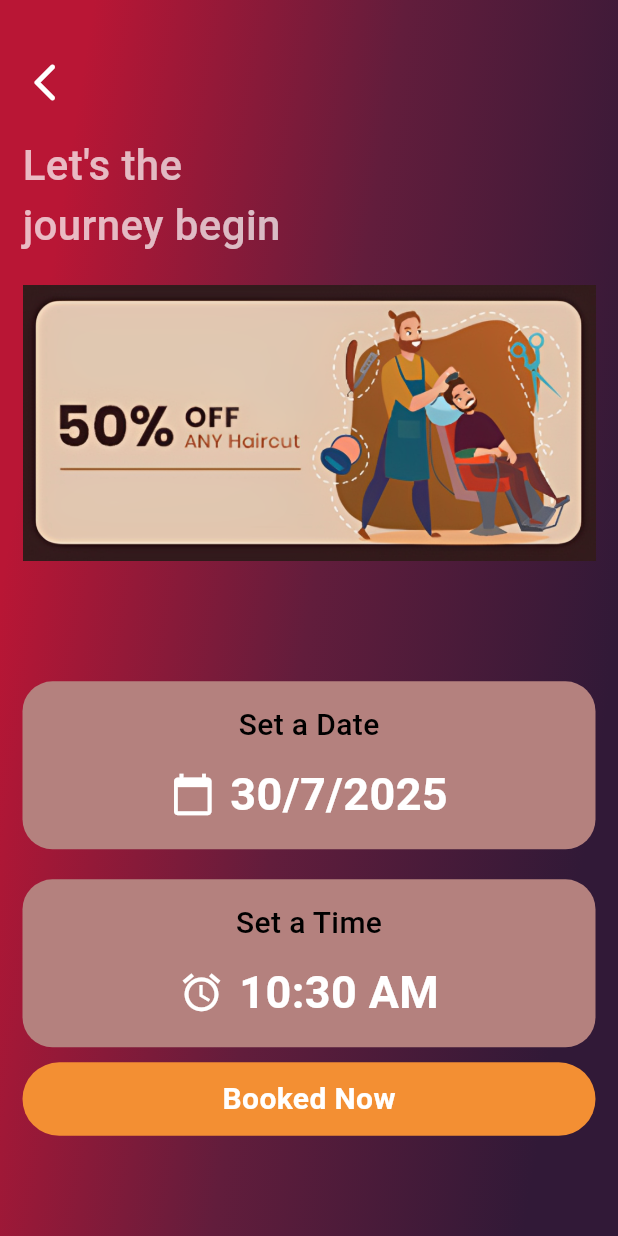
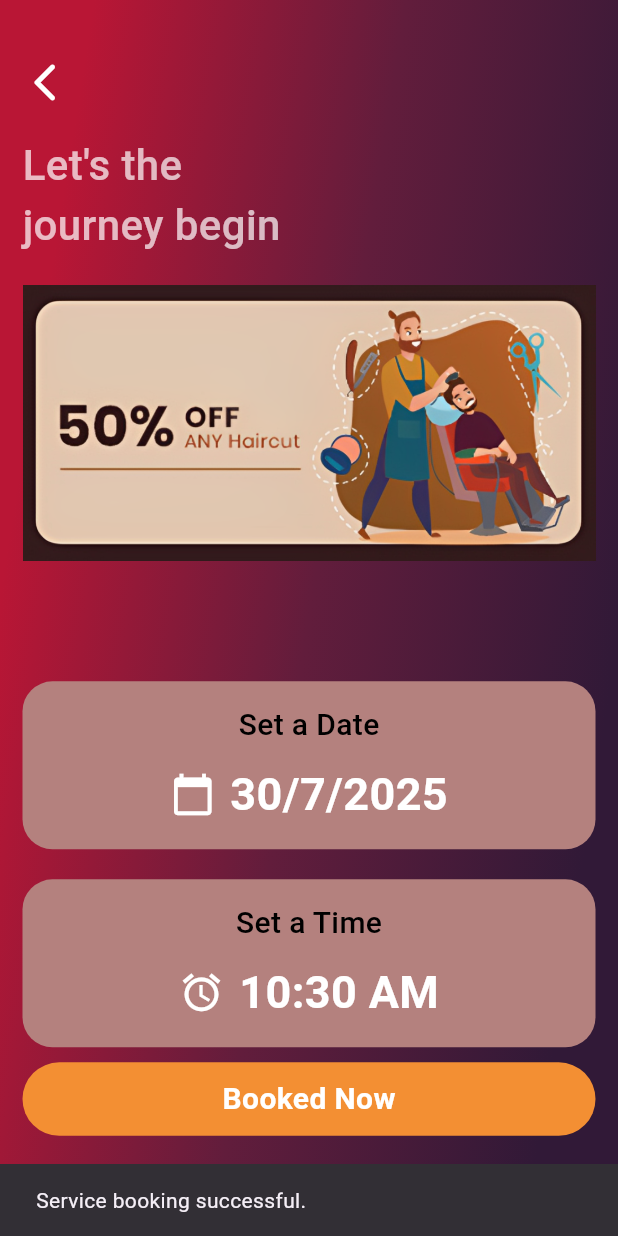
Before and after one commit to AbuZafor99/Barber-shop-service-booking-app, a Flutter app: the BookingScreen screen opened directly with empty values, after a tap on "Booked Now", on a phone screen of 412 x 824 dp. Run offline on Flutter 3.47's test engine with Material 3 defaults, Android fonts, the phone set to English and light mode, and no system bars; our stand-ins replace cloud_firestore, email_validator, firebase_auth, firebase_core, random_string, shared_preferences; accounts and stored records are empty.

Commit message:
add firebase and functionality in booking page

```diff
--- a/lib/ui/screens/booking_screen.dart
+++ b/lib/ui/screens/booking_screen.dart
@@ -1,7 +1,10 @@
+import 'package:barber_booking_app/ui/services/database.dart';
 import 'package:barber_booking_app/ui/widgets/main_button.dart';
 import 'package:barber_booking_app/ui/widgets/screens_bg.dart';
 import 'package:flutter/cupertino.dart';
 import 'package:flutter/material.dart';
+
+import '../services/shared_pref.dart';
 
 class BookingScreen extends StatefulWidget {
   BookingScreen({super.key, required this.service});
@@ -14,6 +17,35 @@ class BookingScreen extends StatefulWidget {
 }
 
 class _BookingScreenState extends State<BookingScreen> {
+
+  String? name, image,email;
+  bool _isLoading = true;
+
+  @override
+  void initState() {
+    super.initState();
+    _loadUserData();
+  }
+
+  Future<void> _loadUserData() async {
+    try {
+      name = await SharedPreferenceHelper().getUserName();
+      image = await SharedPreferenceHelper().getUserImage();
+      email=await SharedPreferenceHelper().getUserEmail();
+    } catch (e) {
+      // Set default values if there's an error
+      name = "Guest";
+      image =
+      "https://upload.wikimedia.org/wikipedia/commons/a/ac/Default_pfp.jpg";
+    }
+
+    if (mounted) {
+      setState(() {
+        _isLoading = false;
+      });
+    }
+  }
+
   DateTime _selectedDate = DateTime.now();
   TimeOfDay _selectedTime = TimeOfDay.now();
 
@@ -151,7 +183,7 @@ class _BookingScreenState extends State<BookingScreen> {
               Center(
                 child: MainButton(
                   title: "Booked Now",
-                  onClick: () {},
+                  onClick: onTapBookingButton,
                   color: Color(0xFFf38f33),
                 ),
               ),
@@ -195,4 +227,19 @@ class _BookingScreenState extends State<BookingScreen> {
       }
     }
   }
+  void onTapBookingButton()async{
+    Map<String,dynamic>userBookingMap={
+      "Service":widget.service,
+      "Date":"${_selectedDate.day}/${_selectedDate.month}/${_selectedDate.year}".toString(),
+      "Time":_selectedTime.format(context).toString(),
+      "Name":name,
+      "Image":image,
+      "Email":email
+    };
+    await DatabaseMethods().addUserBooking(userBookingMap).then((onValue){
+      ScaffoldMessenger.of(context).showSnackBar(
+        SnackBar(content: Text('Service booking successful.')),
+      );
+    });
+  }
 }
--- a/lib/ui/services/database.dart
+++ b/lib/ui/services/database.dart
@@ -24,4 +24,9 @@ class DatabaseMethods {
       return null;
     }
   }
+  Future addUserBooking(Map<String, dynamic> userInfoMap) async {
+    return await FirebaseFirestore.instance
+        .collection("Booking")
+        .add(userInfoMap);
+  }
 }
```
